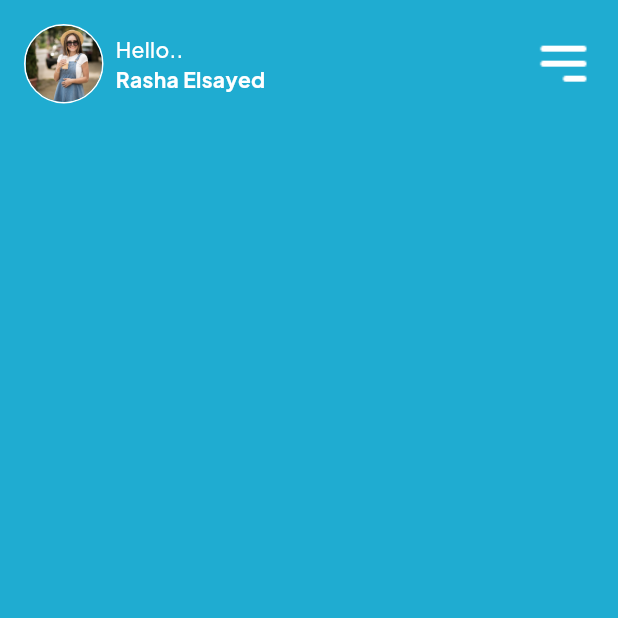
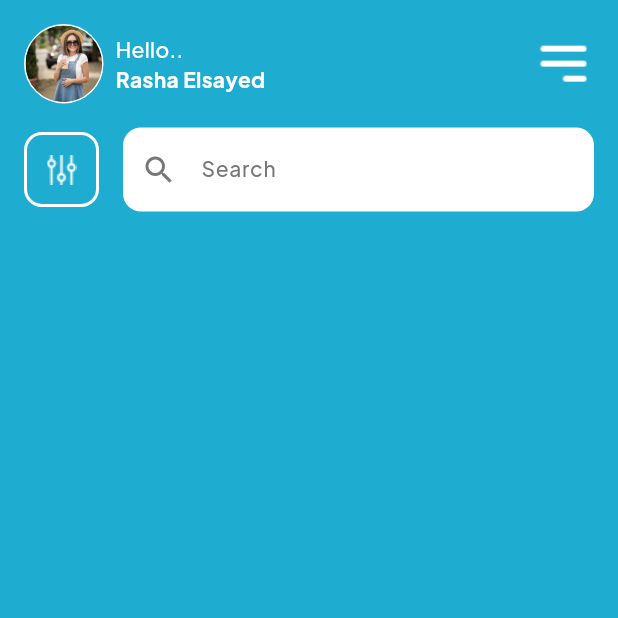
Before and after one commit to elshoram974/test_ramo, a Flutter app: the screen it shows after launch, on a phone screen of 412 x 824 dp, the top half of it. Run offline on Flutter 3.47's test engine with Material 3 defaults, Android fonts, the light colour scheme and no system bars.

Commit message:
end app bar

```diff
--- a/lib/core/utils/constants/app_colors.dart
+++ b/lib/core/utils/constants/app_colors.dart
@@ -4,4 +4,7 @@ abstract final class AppColors {
   const AppColors();
 
   static const Color primary = Color(0xff1FACD1);
+
+  static const Color grey = Color(0xff777777);
+
 }
--- a/lib/core/utils/constants/app_images.dart
+++ b/lib/core/utils/constants/app_images.dart
@@ -3,4 +3,5 @@ abstract final class AppImages {
 
   static const String prfileImage = 'assets/images/profile_image.png';
   static const String drawerIcon = 'assets/images/drawer_icon.png';
+  static const String filterIcon = 'assets/images/filter_icon.png';
 }
--- a/lib/view/widget/app_bar/app_bar_with_drawer_widget.dart
+++ b/lib/view/widget/app_bar/app_bar_with_drawer_widget.dart
@@ -1,58 +1,19 @@
 import 'package:flutter/material.dart';
 
-import '../../../core/utils/config/locale/generated/l10n.dart';
 import '../../../core/utils/constants/app_constants.dart';
-import '../../../core/utils/constants/app_images.dart';
-import '../../../core/utils/constants/text_style.dart';
-import '../drawer_button_widget.dart';
+import 'profile_data_widget.dart';
+import 'search_with_filter_widget.dart';
 
 class AppBarWithDrawerWidget extends StatelessWidget {
   const AppBarWithDrawerWidget({super.key});
 
   @override
   Widget build(BuildContext context) {
-    return Row(
+    return const Column(
       children: [
-        Expanded(
-          child: Row(
-            children: [
-              Container(
-                height: 53,
-                width: 53,
-                clipBehavior: Clip.hardEdge,
-                decoration: BoxDecoration(
-                  border: Border.all(color: Colors.white),
-                  shape: BoxShape.circle,
-                ),
-                child: ClipOval(
-                  child: Image.asset(
-                    AppImages.prfileImage,
-                    fit: BoxFit.cover,
-                  ),
-                ),
-              ),
-              const SizedBox(width: AppConst.paddingSizeSmall),
-              Expanded(
-                child: Column(
-                  crossAxisAlignment: CrossAxisAlignment.start,
-                  children: [
-                    Text(
-                      S.of(context).hello_,
-                      style: CustomTextStyle.plusMediam14
-                          .copyWith(color: Colors.white),
-                    ),
-                    Text(
-                      'Rasha Elsayed',
-                      style: CustomTextStyle.plusBold14
-                          .copyWith(color: Colors.white),
-                    ),
-                  ],
-                ),
-              ),
-            ],
-          ),
-        ),
-        const DrawerButtonWidget(),
+        ProfileDataWidget(),
+        SizedBox(height: AppConst.paddingSizeDefualt),
+        SearchWithFilterWidget()
       ],
     );
   }
--- /dev/null
+++ b/lib/view/widget/app_bar/profile_data_widget.dart
@@ -0,0 +1,60 @@
+import 'package:flutter/material.dart';
+import 'package:test_ramo/core/utils/extensions/theme_ex.dart';
+
+import '../../../core/utils/config/locale/generated/l10n.dart';
+import '../../../core/utils/constants/app_constants.dart';
+import '../../../core/utils/constants/app_images.dart';
+import '../../../core/utils/constants/text_style.dart';
+import '../drawer_button_widget.dart';
+
+class ProfileDataWidget extends StatelessWidget {
+  const ProfileDataWidget({super.key});
+
+  @override
+  Widget build(BuildContext context) {
+    return Row(
+      children: [
+        Expanded(
+          child: Row(
+            children: [
+              Container(
+                height: 53,
+                width: 53,
+                clipBehavior: Clip.hardEdge,
+                decoration: BoxDecoration(
+                  border: Border.all(color: context.colorScheme.onPrimary),
+                  shape: BoxShape.circle,
+                ),
+                child: ClipOval(
+                  child: Image.asset(
+                    AppImages.prfileImage,
+                    fit: BoxFit.cover,
+                  ),
+                ),
+              ),
+              const SizedBox(width: AppConst.paddingSizeSmall),
+              Expanded(
+                child: Column(
+                  crossAxisAlignment: CrossAxisAlignment.start,
+                  children: [
+                    Text(
+                      S.of(context).hello_,
+                      style: CustomTextStyle.plusMediam14
+                          .copyWith(color: context.colorScheme.onPrimary),
+                    ),
+                    Text(
+                      'Rasha Elsayed',
+                      style: CustomTextStyle.plusBold14
+                          .copyWith(color: context.colorScheme.onPrimary),
+                    ),
+                  ],
+                ),
+              ),
+            ],
+          ),
+        ),
+        const DrawerButtonWidget(),
+      ],
+    );
+  }
+}
--- /dev/null
+++ b/lib/view/widget/app_bar/search_with_filter_widget.dart
@@ -0,0 +1,55 @@
+import 'package:flutter/material.dart';
+import 'package:test_ramo/core/utils/extensions/theme_ex.dart';
+
+import '../../../core/utils/config/locale/generated/l10n.dart';
+import '../../../core/utils/constants/app_colors.dart';
+import '../../../core/utils/constants/app_constants.dart';
+import '../../../core/utils/constants/app_images.dart';
+import '../../../core/utils/constants/text_style.dart';
+
+class SearchWithFilterWidget extends StatelessWidget {
+  const SearchWithFilterWidget({super.key});
+
+  @override
+  Widget build(BuildContext context) {
+    return Row(
+      children: [
+        InkWell(
+          onTap: () {},
+          borderRadius: BorderRadius.circular(AppConst.borderRadius),
+          child: Container(
+            width: 50,
+            height: 50,
+            padding: const EdgeInsets.symmetric(horizontal: 12, vertical: 10),
+            decoration: BoxDecoration(
+              border: Border.all(
+                color: context.colorScheme.onPrimary,
+                width: 2,
+              ),
+              borderRadius: BorderRadius.circular(AppConst.borderRadius),
+            ),
+            child: Image.asset(AppImages.filterIcon),
+          ),
+        ),
+        const SizedBox(width: AppConst.paddingSizeDefualt),
+        Expanded(
+          child: TextField(
+            decoration: InputDecoration(
+              fillColor: context.colorScheme.onPrimary,
+              filled: true,
+              border: OutlineInputBorder(
+                borderRadius: BorderRadius.circular(AppConst.borderRadius),
+                borderSide: BorderSide.none,
+              ),
+              hintText: S.of(context).search,
+              prefixIcon: const Icon(Icons.search, size: 24),
+              prefixIconColor: AppColors.grey,
+              hintStyle:
+                  CustomTextStyle.plusMediam14.copyWith(color: AppColors.grey),
+            ),
+          ),
+        ),
+      ],
+    );
+  }
+}
```
Also changed, not shown: assets/images/filter_icon.png (added).
